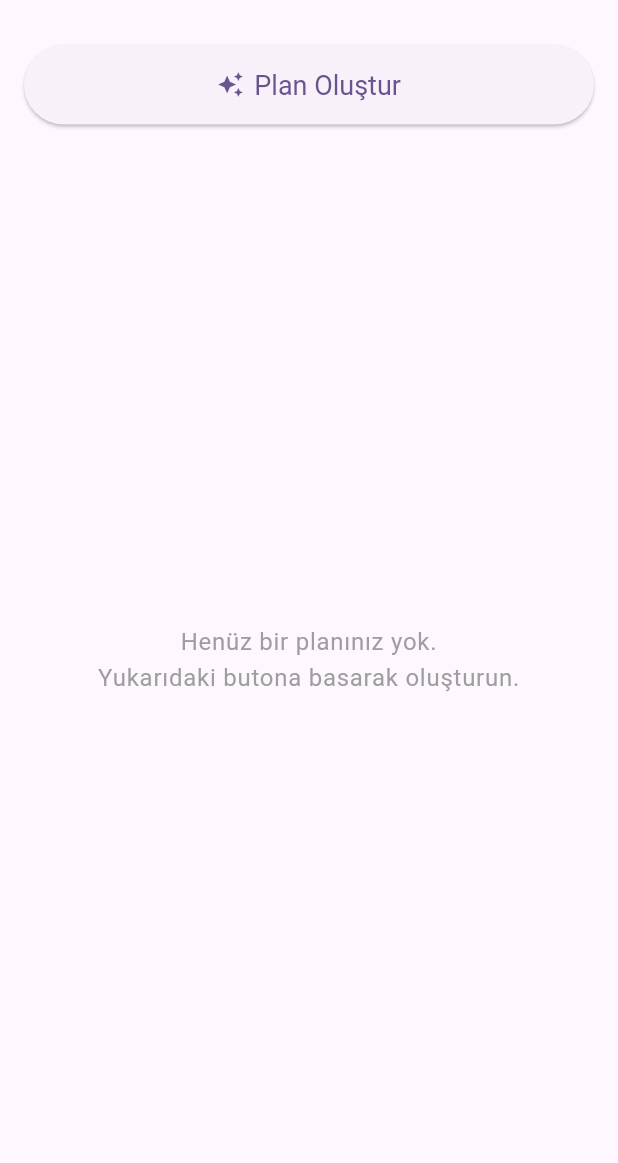
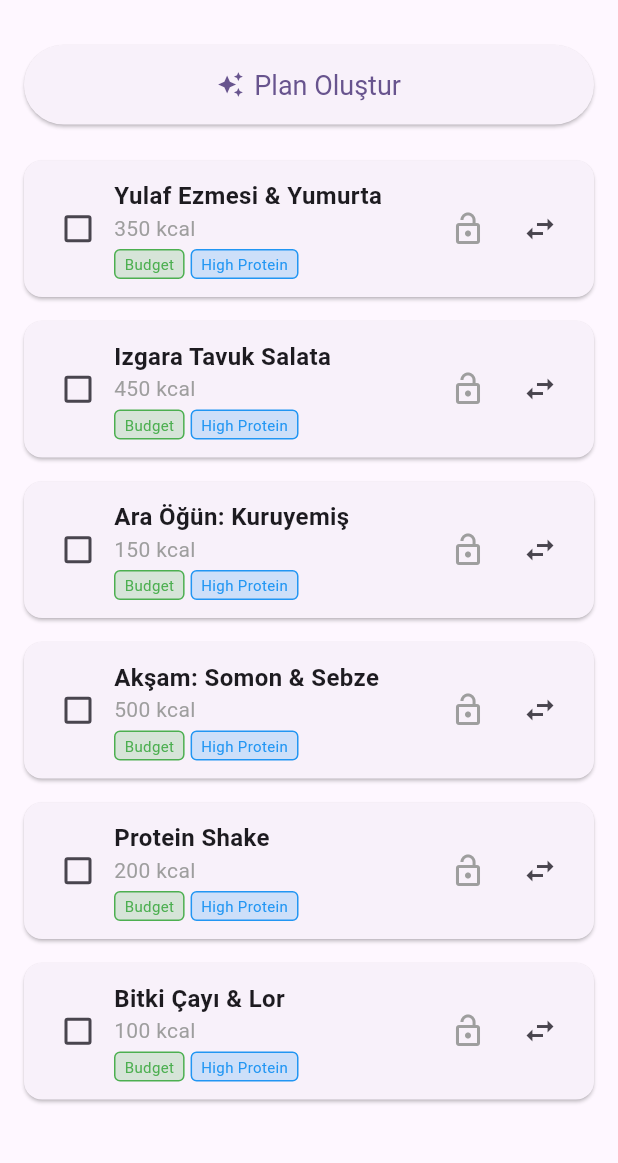
Before and after one commit to lastlord444/ZindeAI_app, a Flutter app: the screen it shows after launch, on a phone screen of 412 x 824 dp, the part 63-1226 px from its top. Run offline on Flutter 3.47's test engine with Material 3 defaults, Android fonts, the phone set to English and light mode, and no system bars; our stand-ins replace dio, equatable, flutter_dotenv, shared_preferences.

Commit message:
MVP: Nutrition MealCard (swap/lock/consumed + rozetler) (Closes #10) (#12)
* MVP: Nutrition kart etkileşimleri (swap/lock/consumed + rozetler)

* fix: CI uyumu (analyze - missing method restored, unused imports removed)

* fix: flutter analyze duplicate import and unused variable

* fix(mobile): resolve flutter analyze issues (unused import/var)

* chore: retrigger CI (PR #12)

---------

Co-authored-by: lastlord44 <36524835+lastlord44@users.noreply.github.com>

```diff
--- a/lib/screens/generate_plan_screen.dart
+++ b/lib/screens/generate_plan_screen.dart
@@ -1,9 +1,8 @@
 
 import 'package:flutter/material.dart';
 import '../services/plan_service.dart';
-import '../services/models/plan_models.dart';
 import '../services/models/plan_request.dart';
-import '../widgets/week_view.dart';
+import '../widgets/meal_card.dart';
 
 class GeneratePlanScreen extends StatefulWidget {
   final PlanService? planService;
@@ -25,7 +24,7 @@
     super.initState();
     _planService = widget.planService ?? PlanService();
   }
-  Plan? _currentPlan;
+  // Plan? _currentPlan; // Unused in MVP
   bool _isLoading = false;
   String? _errorMessage;
 
@@ -44,10 +43,10 @@
         budgetMode: 'medium', // Default
       );
 
-      final plan = await _planService.generatePlan(request);
+      await _planService.generatePlan(request);
 
       setState(() {
-        _currentPlan = plan;
+        // _currentPlan = plan; // Unused in MVP
         _isLoading = false;
       });
     } catch (e) {
@@ -99,15 +98,17 @@
               ),
             ),
           Expanded(
-            child: _currentPlan == null
-                ? Center(
-                    child: Text(
-                      'Henüz bir planınız yok.\nYukarıdaki butona basarak oluşturun.',
-                      textAlign: TextAlign.center,
-                      style: Theme.of(context).textTheme.bodyLarge?.copyWith(color: Colors.grey),
-                    ),
-                  )
-                : WeekView(plan: _currentPlan!),
+            child: ListView(
+              padding: const EdgeInsets.only(bottom: 20),
+              children: const [
+                 MealCard(mealName: "Yulaf Ezmesi & Yumurta", calories: "350", alternatives: ["Menemen", "Toast"]),
+                 MealCard(mealName: "Izgara Tavuk Salata", calories: "450", alternatives: ["Ton Balıklı Salata", "Mercimek Çorbası"]),
+                 MealCard(mealName: "Ara Öğün: Kuruyemiş", calories: "150"),
+                 MealCard(mealName: "Akşam: Somon & Sebze", calories: "500", alternatives: ["Köfte & Piyaz"]),
+                 MealCard(mealName: "Protein Shake", calories: "200"),
+                 MealCard(mealName: "Bitki Çayı & Lor", calories: "100"),
+              ],
+            ),
           ),
         ],
       ),
--- /dev/null
+++ b/lib/widgets/meal_card.dart
@@ -0,0 +1,162 @@
+import 'package:flutter/material.dart';
+import 'package:shared_preferences/shared_preferences.dart';
+
+class MealCard extends StatefulWidget {
+  final String mealName;
+  final String calories;
+  final List<String> alternatives;
+  final bool initialLocked;
+  final bool initialConsumed;
+
+  const MealCard({
+    super.key,
+    required this.mealName,
+    required this.calories,
+    this.alternatives = const [],
+    this.initialLocked = false,
+    this.initialConsumed = false,
+  });
+
+  @override
+  State<MealCard> createState() => _MealCardState();
+}
+
+class _MealCardState extends State<MealCard> {
+  late bool isLocked;
+  late bool isConsumed;
+  late String currentMeal;
+
+  @override
+  void initState() {
+    super.initState();
+    isLocked = widget.initialLocked;
+    isConsumed = widget.initialConsumed;
+    currentMeal = widget.mealName;
+    _loadState();
+  }
+
+  void _toggleLock() {
+    setState(() {
+      isLocked = !isLocked;
+    });
+  }
+
+  Future<void> _loadState() async {
+    final prefs = await SharedPreferences.getInstance();
+    setState(() {
+      isConsumed = prefs.getBool('consumed_${widget.mealName}') ?? widget.initialConsumed;
+    });
+  }
+
+  Future<void> _toggleConsumed(bool? value) async {
+    final newValue = value ?? false;
+    setState(() {
+      isConsumed = newValue;
+    });
+    final prefs = await SharedPreferences.getInstance();
+    await prefs.setBool('consumed_${widget.mealName}', newValue);
+  }
+
+  void _showSwapModal() {
+    if (isLocked) return;
+
+    showModalBottomSheet(
+      context: context,
+      builder: (context) {
+        return Container(
+          padding: const EdgeInsets.all(16),
+          child: Column(
+            mainAxisSize: MainAxisSize.min,
+            children: [
+              const Text("Alternatif Seçin", style: TextStyle(fontSize: 18, fontWeight: FontWeight.bold)),
+              const SizedBox(height: 10),
+              if (widget.alternatives.isEmpty)
+                const Text("Alternatif yok.")
+              else
+                ...widget.alternatives.map((alt) => ListTile(
+                      title: Text(alt),
+                      onTap: () {
+                        setState(() {
+                          currentMeal = alt;
+                        });
+                        Navigator.pop(context);
+                      },
+                    )),
+            ],
+          ),
+        );
+      },
+    );
+  }
+
+  @override
+  Widget build(BuildContext context) {
+    return Card(
+      margin: const EdgeInsets.symmetric(vertical: 8, horizontal: 16),
+      child: Padding(
+        padding: const EdgeInsets.all(12.0),
+        child: Column(
+          children: [
+            Row(
+              children: [
+                // Checkbox for Consumed
+                Checkbox(
+                  value: isConsumed,
+                  onChanged: _toggleConsumed,
+                ),
+                Expanded(
+                  child: Column(
+                    crossAxisAlignment: CrossAxisAlignment.start,
+                    children: [
+                      Text(
+                        currentMeal,
+                        style: TextStyle(
+                          fontSize: 16,
+                          fontWeight: FontWeight.bold,
+                          decoration: isConsumed ? TextDecoration.lineThrough : null,
+                        ),
+                      ),
+                      Text("${widget.calories} kcal", style: const TextStyle(color: Colors.grey)),
+                      const SizedBox(height: 4),
+                      // Mock Badges
+                      Row(
+                        children: [
+                          _buildBadge("Budget", Colors.green),
+                          const SizedBox(width: 4),
+                          _buildBadge("High Protein", Colors.blue),
+                        ],
+                      )
+                    ],
+                  ),
+                ),
+                // Lock Button
+                IconButton(
+                  icon: Icon(isLocked ? Icons.lock : Icons.lock_open),
+                  color: isLocked ? Colors.red : Colors.grey,
+                  onPressed: _toggleLock,
+                ),
+                // Swap Button
+                IconButton(
+                  icon: const Icon(Icons.swap_horiz),
+                  onPressed: isLocked ? null : _showSwapModal,
+                ),
+              ],
+            ),
+          ],
+        ),
+      ),
+    );
+  }
+
+  Widget _buildBadge(String text, Color color) {
+    return Container(
+      padding: const EdgeInsets.symmetric(horizontal: 6, vertical: 2),
+      decoration: BoxDecoration(
+        color: color.withOpacity(0.2),
+        borderRadius: BorderRadius.circular(4),
+        border: Border.all(color: color),
+      ),
+      child: Text(text, style: TextStyle(fontSize: 10, color: color)),
+    );
+  }
+}
--- a/pubspec.yaml
+++ b/pubspec.yaml
@@ -42,6 +42,7 @@
   flutter_dotenv: ^6.0.0
   json_annotation: ^4.9.0
   equatable: ^2.0.8
+  shared_preferences: ^2.2.2
 
 
 dev_dependencies:
```
Also changed, not shown: pubspec.lock, 1 other file.
